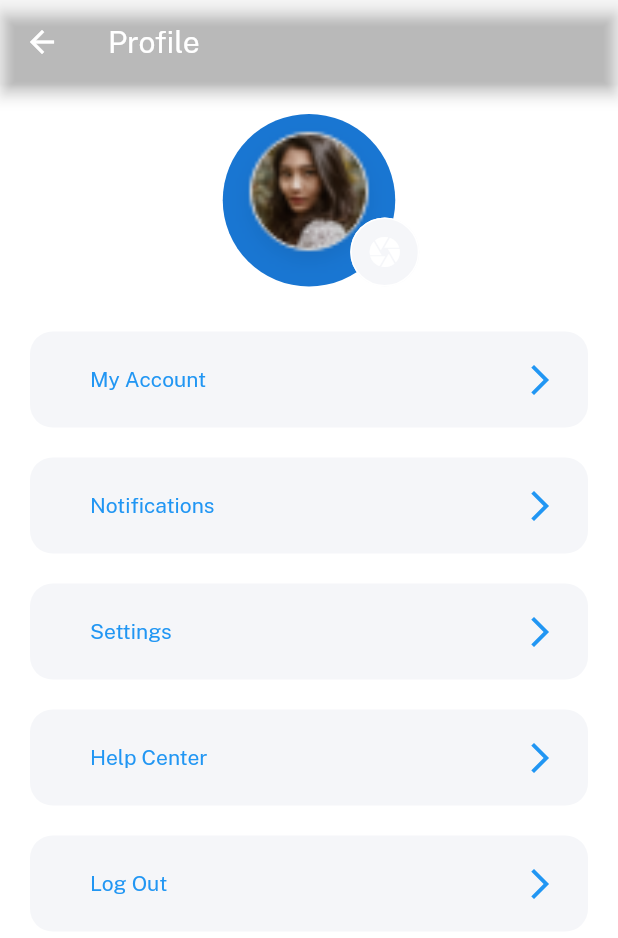
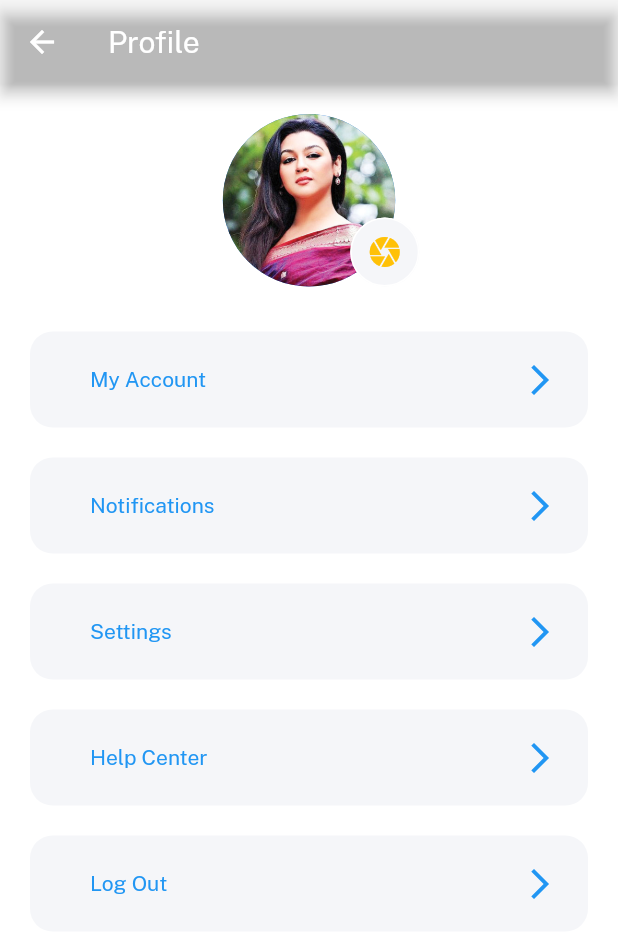
Before and after one commit to jamiul-haque/eCommerce-app-with-Backend, a Flutter app: the AccountScreen screen opened directly, on a phone screen of 412 x 824 dp. Shown: the top 938 px of the screen. Run offline on Flutter 3.47's test engine with Material 2 defaults, Android fonts, the phone set to English and light mode, and no system bars; our stand-ins replace get, velocity_x.

Commit message:
clean code

```diff
--- a/lib/views/account_screen/account_screen.dart
+++ b/lib/views/account_screen/account_screen.dart
@@ -9,9 +9,9 @@ class AccountScreen extends StatelessWidget {
     return Scaffold(
       backgroundColor: Colors.white,
       appBar: AppBar(
-        title: Text("Profile"),
+        title: const Text("Profile"),
       ),
-      body: Body(),
+      body: const Body(),
     );
   }
 }
--- a/lib/views/account_screen/component/body.dart
+++ b/lib/views/account_screen/component/body.dart
@@ -2,39 +2,40 @@ import 'package:ecommerce_app/views/account_screen/component/profile_image.dart'
 import 'package:ecommerce_app/views/account_screen/component/profile_menue.dart';
 import 'package:flutter/material.dart';
 
+class Body extends StatelessWidget {
+  const Body({super.key});
 
-class Body extends StatelessWidget {
   @override
   Widget build(BuildContext context) {
     return SingleChildScrollView(
-      padding: EdgeInsets.symmetric(vertical: 20),
+      padding: const EdgeInsets.symmetric(vertical: 20),
       child: Column(
         children: [
-          ProfilePic(),
-          SizedBox(height: 20),
+          const ProfilePic(),
+          const SizedBox(height: 20),
           ProfileMenu(
             text: "My Account",
-            icon: Icon(Icons.people),
+            icon: const Icon(Icons.people),
             press: () => {},
           ),
           ProfileMenu(
             text: "Notifications",
-            icon: Icon(Icons.notifications_active),
+            icon: const Icon(Icons.notifications_active),
             press: () {},
           ),
           ProfileMenu(
             text: "Settings",
-            icon: Icon(Icons.settings),
+            icon: const Icon(Icons.settings),
             press: () {},
           ),
           ProfileMenu(
             text: "Help Center",
-            icon: Icon(Icons.help_outline),
+            icon: const Icon(Icons.help_outline),
             press: () {},
           ),
           ProfileMenu(
             text: "Log Out",
-            icon: Icon(Icons.login_outlined),
+            icon: const Icon(Icons.login_outlined),
             press: () {},
           ),
         ],
--- a/lib/views/account_screen/component/profile_image.dart
+++ b/lib/views/account_screen/component/profile_image.dart
@@ -14,9 +14,9 @@ class ProfilePic extends StatelessWidget {
         fit: StackFit.expand,
         clipBehavior: Clip.none,
         children: [
-          CircleAvatar(
-            backgroundImage: AssetImage("assets/images/profile_image.png")
-          ),
+          const CircleAvatar(
+              backgroundImage:
+                  AssetImage("assets/images/profile_image_joya_ahsan.jpg")),
           Positioned(
             right: -16,
             bottom: 0,
@@ -25,15 +25,17 @@ class ProfilePic extends StatelessWidget {
               width: 46,
               child: TextButton(
                 style: TextButton.styleFrom(
-                  shape: RoundedRectangleBorder(
+                  foregroundColor: Colors.white, shape: RoundedRectangleBorder(
                     borderRadius: BorderRadius.circular(50),
-                    side: BorderSide(color: Colors.white),
+                    side: const BorderSide(color: Colors.white),
                   ),
-                  primary: Colors.white,
-                  backgroundColor: Color(0xFFF5F6F9),
+                  backgroundColor: const Color(0xFFF5F6F9),
                 ),
                 onPressed: () {},
-                child: Icon(Icons.camera),
+                child: const Icon(
+                  Icons.camera,
+                  color: Colors.amber,
+                ),
               ),
             ),
           )
--- a/lib/views/account_screen/component/profile_menue.dart
+++ b/lib/views/account_screen/component/profile_menue.dart
@@ -15,20 +15,20 @@ class ProfileMenu extends StatelessWidget {
   @override
   Widget build(BuildContext context) {
     return Padding(
-      padding: EdgeInsets.symmetric(horizontal: 20, vertical: 10),
+      padding: const EdgeInsets.symmetric(horizontal: 20, vertical: 10),
       child: TextButton(
         style: TextButton.styleFrom(
-          padding: EdgeInsets.all(20),
+          padding: const EdgeInsets.all(20),
           shape:
               RoundedRectangleBorder(borderRadius: BorderRadius.circular(15)),
-          backgroundColor: Color(0xFFF5F6F9),
+          backgroundColor: const Color(0xFFF5F6F9),
         ),
         onPressed: press,
         child: Row(
           children: [
-            SizedBox(width: 20),
+            const SizedBox(width: 20),
             Expanded(child: Text(text)),
-            Icon(Icons.arrow_forward_ios),
+            const Icon(Icons.arrow_forward_ios),
           ],
         ),
       ),
```
